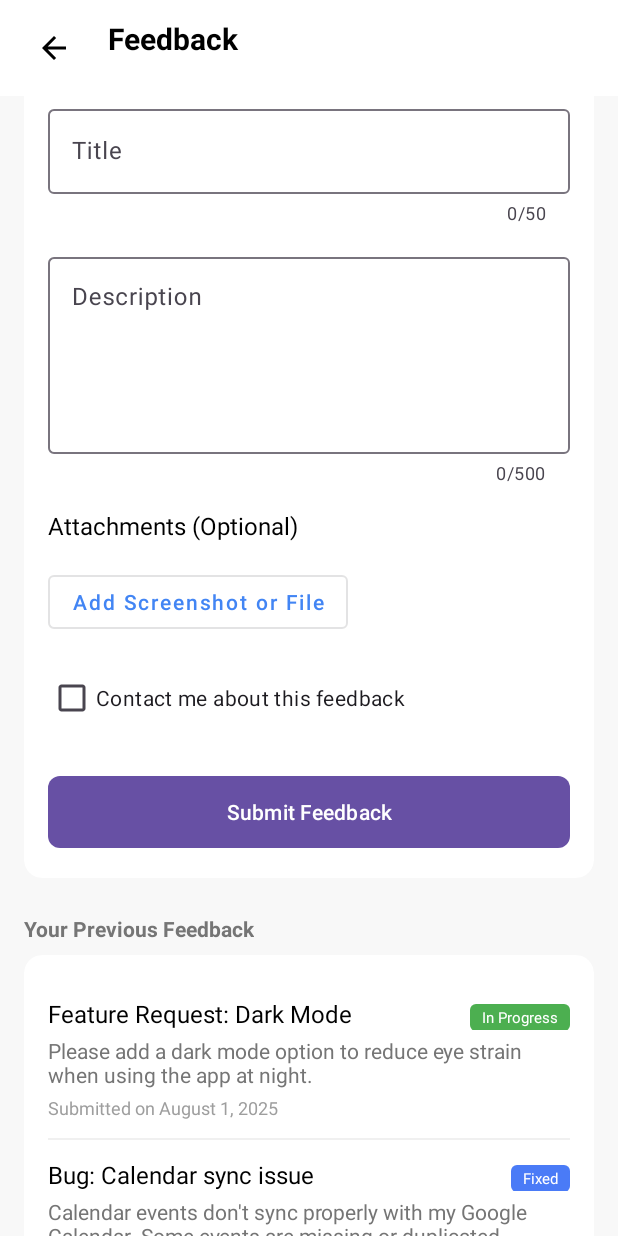
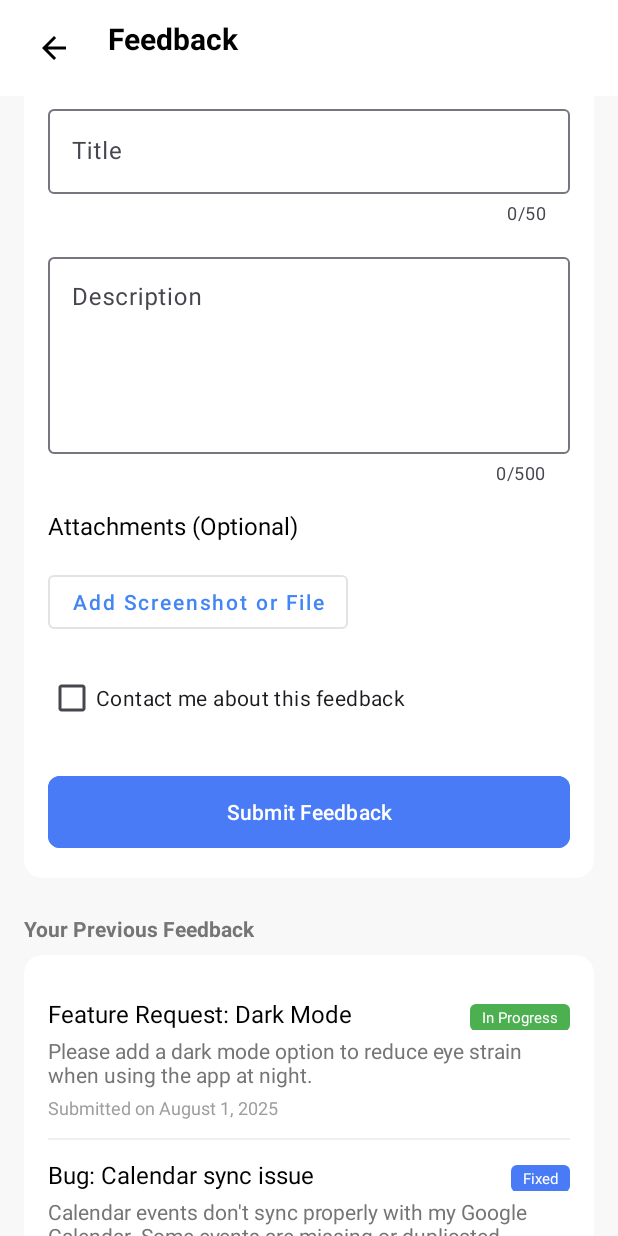
Before and after one commit to YUVARAJC14/Flow-Notify-App-Frontend, an Android app: the FeedbackActivity screen opened directly, with no data from a screen before it, scrolled down 532 dp, on a phone screen of 412 x 824 dp. Run offline under Robolectric (Android 15) with nearby library versions, the phone set to English and light mode, and no system bars; our stand-ins replace CircleImageView; pictures from the network do not load; Roboto replaces fonts that are not available here.

Commit message:
commit this change

```diff
--- a/FlowNotify3/app/src/main/res/layout/activity_feedback.xml
+++ b/FlowNotify3/app/src/main/res/layout/activity_feedback.xml
@@ -300,6 +300,7 @@
                         android:layout_width="match_parent"
                         android:layout_height="56dp"
                         android:layout_marginTop="24dp"
+                        android:backgroundTint="@color/blue"
                         android:text="Submit Feedback"
                         android:textAllCaps="false"
                         app:cornerRadius="8dp" />
```
